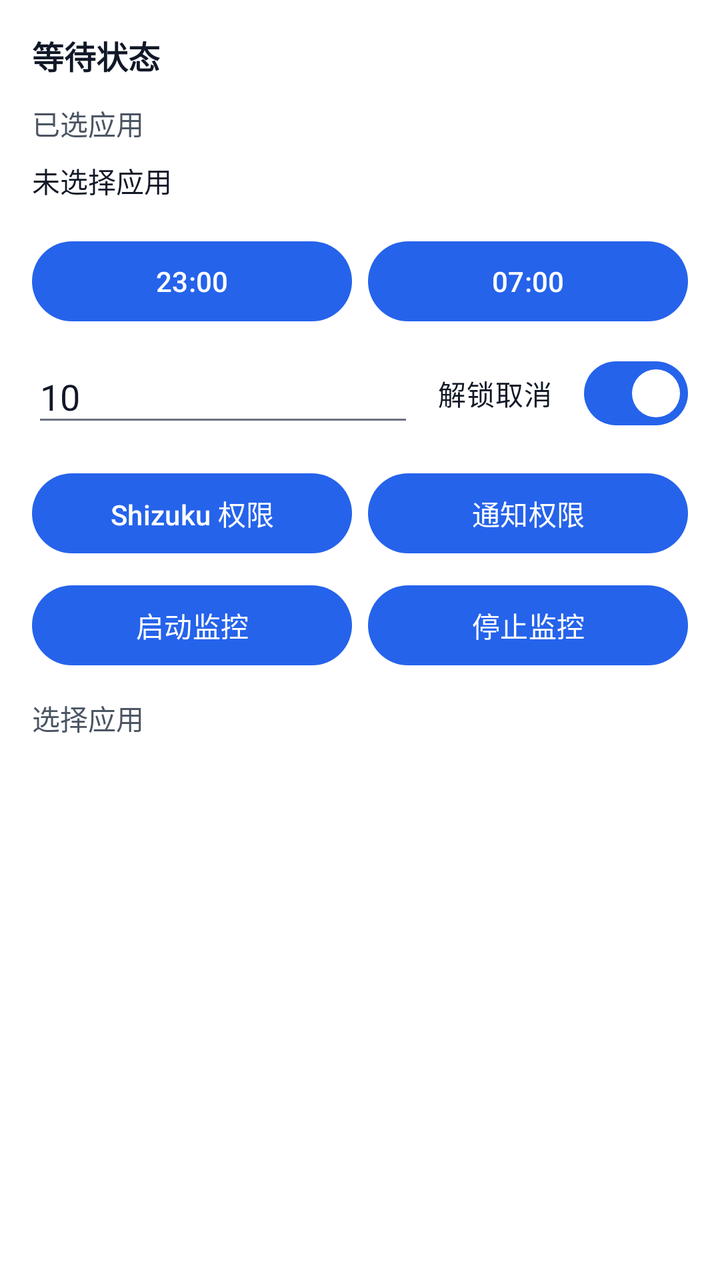
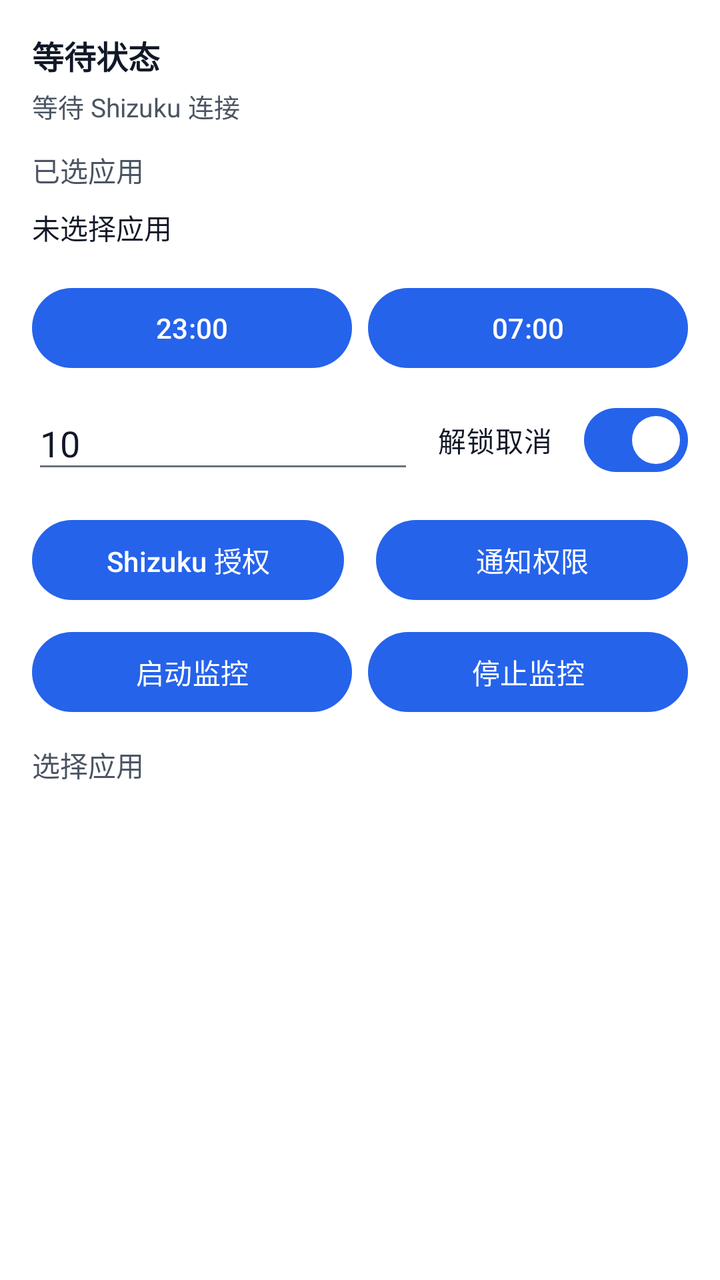

The first picture is an Android layout as it rendered before a commit; the second is the same layout after the commit. The layout source and the unified diff follow.
<!-- AndroidManifest.xml: application theme Theme.LockGuard -->
<!-- res/layout/activity_main.xml -->
<?xml version="1.0" encoding="utf-8"?>
<LinearLayout xmlns:android="http://schemas.android.com/apk/res/android"
    android:layout_width="match_parent"
    android:layout_height="match_parent"
    android:orientation="vertical"
    android:background="@color/screen_background"
    android:padding="16dp">

    <TextView
        android:id="@+id/statusView"
        android:layout_width="match_parent"
        android:layout_height="wrap_content"
        android:textSize="16sp"
        android:textStyle="bold"
        android:textColor="@color/text_primary"
        android:text="等待状态" />

    <TextView
        android:layout_width="match_parent"
        android:layout_height="wrap_content"
        android:layout_marginTop="12dp"
        android:text="已选应用"
        android:textColor="@color/text_secondary" />

    <TextView
        android:id="@+id/selectedAppView"
        android:layout_width="match_parent"
        android:layout_height="wrap_content"
        android:paddingVertical="8dp"
        android:textColor="@color/text_primary"
        android:text="未选择应用" />

    <LinearLayout
        android:layout_width="match_parent"
        android:layout_height="wrap_content"
        android:orientation="horizontal"
        android:layout_marginTop="8dp">

        <com.google.android.material.button.MaterialButton
            android:id="@+id/startTimeButton"
            android:layout_width="0dp"
            android:layout_height="wrap_content"
            android:layout_weight="1"
            android:text="23:00" />

        <View
            android:layout_width="8dp"
            android:layout_height="1dp" />

        <com.google.android.material.button.MaterialButton
            android:id="@+id/endTimeButton"
            android:layout_width="0dp"
            android:layout_height="wrap_content"
            android:layout_weight="1"
            android:text="07:00" />
    </LinearLayout>

    <LinearLayout
        android:layout_width="match_parent"
        android:layout_height="wrap_content"
        android:layout_marginTop="8dp"
        android:orientation="horizontal"
        android:gravity="center_vertical">

        <EditText
            android:id="@+id/delayEdit"
            android:layout_width="0dp"
        android:layout_height="wrap_content"
        android:layout_weight="1"
        android:textColor="@color/text_primary"
        android:textColorHint="@color/text_secondary"
        android:backgroundTint="@color/control_tint"
        android:hint="等待分钟数"
        android:inputType="number"
            android:maxLines="1"
            android:text="10" />

        <View
            android:layout_width="12dp"
            android:layout_height="1dp" />

        <com.google.android.material.materialswitch.MaterialSwitch
        android:id="@+id/cancelOnUnlockSwitch"
        android:layout_width="wrap_content"
        android:layout_height="wrap_content"
        android:textColor="@color/text_primary"
        android:text="解锁取消"
        android:checked="true" />
    </LinearLayout>

    <LinearLayout
        android:layout_width="match_parent"
        android:layout_height="wrap_content"
        android:layout_marginTop="12dp"
        android:orientation="horizontal">

        <Button
            android:id="@+id/requestShizukuButton"
            android:layout_width="0dp"
            android:layout_height="wrap_content"
            android:layout_weight="1"
            android:text="Shizuku 权限" />

        <View
            android:layout_width="8dp"
            android:layout_height="1dp" />

        <Button
            android:id="@+id/requestNotificationButton"
            android:layout_width="0dp"
            android:layout_height="wrap_content"
            android:layout_weight="1"
            android:text="通知权限" />
    </LinearLayout>

    <LinearLayout
        android:layout_width="match_parent"
        android:layout_height="wrap_content"
        android:layout_marginTop="8dp"
        android:orientation="horizontal">

        <Button
            android:id="@+id/startButton"
            android:layout_width="0dp"
            android:layout_height="wrap_content"
            android:layout_weight="1"
            android:text="启动监控" />

        <View
            android:layout_width="8dp"
            android:layout_height="1dp" />

        <Button
            android:id="@+id/stopButton"
            android:layout_width="0dp"
            android:layout_height="wrap_content"
            android:layout_weight="1"
            android:text="停止监控" />
    </LinearLayout>

    <TextView
        android:layout_width="match_parent"
        android:layout_height="wrap_content"
        android:layout_marginTop="12dp"
        android:text="选择应用"
        android:textColor="@color/text_secondary" />

    <androidx.recyclerview.widget.RecyclerView
        android:id="@+id/appList"
        android:layout_width="match_parent"
        android:layout_height="0dp"
        android:layout_weight="1"
        android:layout_marginTop="8dp" />

</LinearLayout>
<!-- resources referenced by this layout -->
<resources>
  <color name="control_tint">#6B7280</color>
  <color name="screen_background">#FFFFFF</color>
  <color name="text_primary">#111827</color>
  <color name="text_secondary">#4B5563</color>
  <style name="Theme.LockGuard" parent="Theme.Material3.DayNight.NoActionBar">
          <item name="colorPrimary">@color/md_theme_light_primary</item>
          <item name="colorSecondary">@color/md_theme_light_secondary</item>
          <item name="colorTertiary">@color/md_theme_light_tertiary</item>
          <item name="android:windowLightStatusBar">true</item>
          <item name="android:navigationBarColor">@color/screen_background</item>
          <item name="android:statusBarColor" tools:targetApi="l">@android:color/white</item>
      </style>
  <color name="md_theme_light_primary">#2563EB</color>
  <color name="md_theme_light_secondary">#0F766E</color>
  <color name="md_theme_light_tertiary">#B91C1C</color>
</resources>

<!-- the commit's change to res/layout/activity_main.xml (unified diff, before → after) -->
@@ -13,13 +13,22 @@
         android:textSize="16sp"
         android:textStyle="bold"
         android:textColor="@color/text_primary"
-        android:text="等待状态" />
+        android:text="@string/label_status" />
+
+    <TextView
+        android:id="@+id/shizukuView"
+        android:layout_width="match_parent"
+        android:layout_height="wrap_content"
+        android:layout_marginTop="4dp"
+        android:textSize="13sp"
+        android:textColor="@color/text_secondary"
+        android:text="@string/shizuku_waiting" />
 
     <TextView
         android:layout_width="match_parent"
         android:layout_height="wrap_content"
         android:layout_marginTop="12dp"
-        android:text="已选应用"
+        android:text="@string/label_selected_apps"
         android:textColor="@color/text_secondary" />
 
     <TextView
@@ -28,20 +37,20 @@
         android:layout_height="wrap_content"
         android:paddingVertical="8dp"
         android:textColor="@color/text_primary"
-        android:text="未选择应用" />
+        android:text="@string/selected_none" />
 
     <LinearLayout
         android:layout_width="match_parent"
         android:layout_height="wrap_content"
-        android:orientation="horizontal"
-        android:layout_marginTop="8dp">
+        android:layout_marginTop="8dp"
+        android:orientation="horizontal">
 
         <com.google.android.material.button.MaterialButton
             android:id="@+id/startTimeButton"
             android:layout_width="0dp"
             android:layout_height="wrap_content"
             android:layout_weight="1"
-            android:text="23:00" />
+            android:text="@string/value_time_default_start" />
 
         <View
             android:layout_width="8dp"
@@ -52,7 +61,7 @@
             android:layout_width="0dp"
             android:layout_height="wrap_content"
             android:layout_weight="1"
-            android:text="07:00" />
+            android:text="@string/value_time_default_end" />
     </LinearLayout>
 
     <LinearLayout
@@ -65,27 +74,27 @@
         <EditText
             android:id="@+id/delayEdit"
             android:layout_width="0dp"
-        android:layout_height="wrap_content"
-        android:layout_weight="1"
-        android:textColor="@color/text_primary"
-        android:textColorHint="@color/text_secondary"
-        android:backgroundTint="@color/control_tint"
-        android:hint="等待分钟数"
-        android:inputType="number"
+            android:layout_height="wrap_content"
+            android:layout_weight="1"
+            android:textColor="@color/text_primary"
+            android:textColorHint="@color/text_secondary"
+            android:backgroundTint="@color/control_tint"
+            android:hint="@string/hint_delay"
+            android:inputType="number"
             android:maxLines="1"
-            android:text="10" />
+            android:text="@string/value_delay_default" />
 
         <View
             android:layout_width="12dp"
             android:layout_height="1dp" />
 
         <com.google.android.material.materialswitch.MaterialSwitch
-        android:id="@+id/cancelOnUnlockSwitch"
-        android:layout_width="wrap_content"
-        android:layout_height="wrap_content"
-        android:textColor="@color/text_primary"
-        android:text="解锁取消"
-        android:checked="true" />
+            android:id="@+id/cancelOnUnlockSwitch"
+            android:layout_width="wrap_content"
+            android:layout_height="wrap_content"
+            android:textColor="@color/text_primary"
+            android:text="@string/label_unlock_cancel"
+            android:checked="true" />
     </LinearLayout>
 
     <LinearLayout
@@ -99,9 +108,22 @@
             android:layout_width="0dp"
             android:layout_height="wrap_content"
             android:layout_weight="1"
-            android:text="Shizuku 权限" />
+            android:text="@string/btn_shizuku_grant" />
 
         <View
+            android:layout_width="8dp"
+            android:layout_height="1dp" />
+
+        <Button
+            android:id="@+id/reconnectButton"
+            android:layout_width="0dp"
+            android:layout_height="wrap_content"
+            android:layout_weight="1"
+            android:visibility="gone"
+            android:text="@string/btn_shizuku_reconnect" />
+
+        <View
+            android:id="@+id/reconnectSpacer"
             android:layout_width="8dp"
             android:layout_height="1dp" />
 
@@ -110,7 +132,7 @@
             android:layout_width="0dp"
             android:layout_height="wrap_content"
             android:layout_weight="1"
-            android:text="通知权限" />
+            android:text="@string/btn_notification" />
     </LinearLayout>
 
     <LinearLayout
@@ -124,7 +146,7 @@
             android:layout_width="0dp"
             android:layout_height="wrap_content"
             android:layout_weight="1"
-            android:text="启动监控" />
+            android:text="@string/btn_start" />
 
         <View
             android:layout_width="8dp"
@@ -135,14 +157,14 @@
             android:layout_width="0dp"
             android:layout_height="wrap_content"
             android:layout_weight="1"
-            android:text="停止监控" />
+            android:text="@string/btn_stop" />
     </LinearLayout>
 
     <TextView
         android:layout_width="match_parent"
         android:layout_height="wrap_content"
         android:layout_marginTop="12dp"
-        android:text="选择应用"
+        android:text="@string/label_choose_apps"
         android:textColor="@color/text_secondary" />
 
     <androidx.recyclerview.widget.RecyclerView
<!-- resource entries referenced after the edit -->
@@ -4,6 +4,21 @@
   <color name="screen_background">#FFFFFF</color>
   <color name="text_primary">#111827</color>
   <color name="text_secondary">#4B5563</color>
+  <string name="btn_notification">通知权限</string>
+  <string name="btn_shizuku_grant">Shizuku 授权</string>
+  <string name="btn_shizuku_reconnect">重新连接</string>
+  <string name="btn_start">启动监控</string>
+  <string name="btn_stop">停止监控</string>
+  <string name="hint_delay">等待分钟数</string>
+  <string name="label_choose_apps">选择应用</string>
+  <string name="label_selected_apps">已选应用</string>
+  <string name="label_status">等待状态</string>
+  <string name="label_unlock_cancel">解锁取消</string>
+  <string name="selected_none">未选择应用</string>
+  <string name="shizuku_waiting">等待 Shizuku 连接</string>
+  <string name="value_delay_default">10</string>
+  <string name="value_time_default_end">07:00</string>
+  <string name="value_time_default_start">23:00</string>
   <style name="Theme.LockGuard" parent="Theme.Material3.DayNight.NoActionBar">
           <item name="colorPrimary">@color/md_theme_light_primary</item>
           <item name="colorSecondary">@color/md_theme_light_secondary</item>
